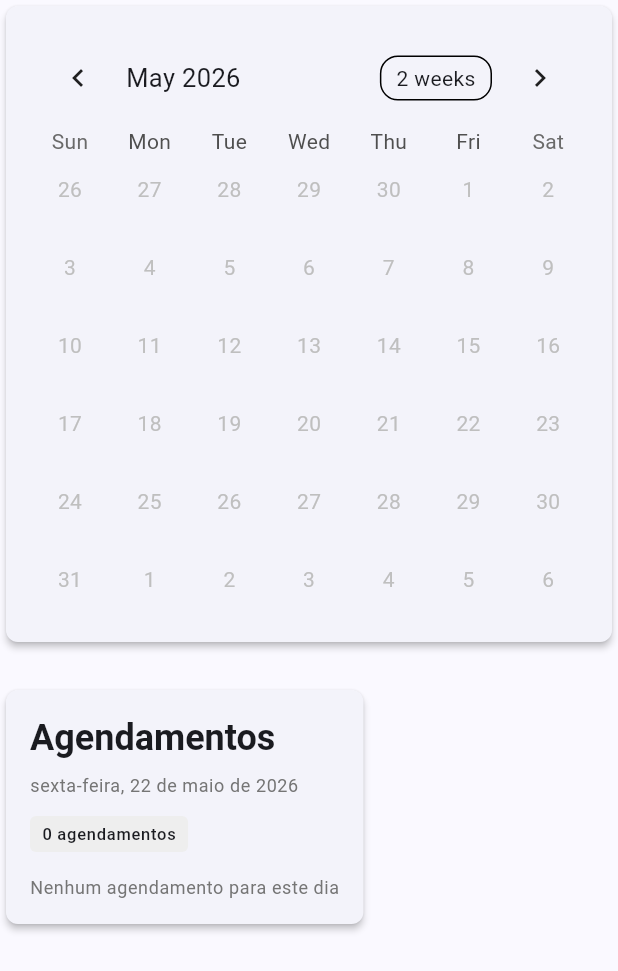
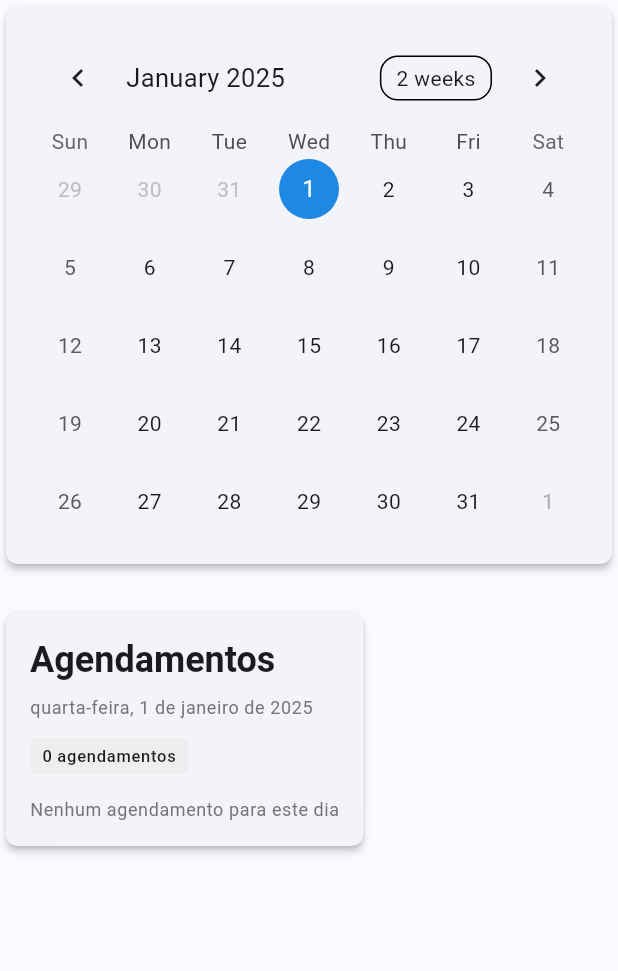
Before and after one commit to Markst0105/flutter_petshop_dashboard, a Flutter app: the CalendarScreen widget shown alone on an empty page, opened directly, on a phone screen of 412 x 824 dp. Shown: the top 971 px of the screen. Run offline on Flutter 3.47's test engine with Material 3 defaults, Android fonts, the phone set to English and light mode, and no system bars; drawn by our look-alikes of table_calendar; network calls fail.

Commit message:
fix calendar screen

```diff
--- /dev/null
+++ b/devtools_options.yaml
@@ -0,0 +1,3 @@
+description: This file stores settings for Dart & Flutter DevTools.
+documentation: https://docs.flutter.dev/tools/devtools/extensions#configure-extension-enablement-states
+extensions:
--- a/lib/screens/calendar_screen.dart
+++ b/lib/screens/calendar_screen.dart
@@ -13,6 +13,7 @@ class _CalendarScreenState extends State<CalendarScreen> {
   late PageController _pageController;
   late DateTime _focusedDay;
   late DateTime _selectedDay;
+  CalendarFormat _calendarFormat = CalendarFormat.month;
 
   final appointmentDensity = {
     DateTime(2025, 10, 29): 4,
@@ -34,8 +35,11 @@ class _CalendarScreenState extends State<CalendarScreen> {
   @override
   void initState() {
     super.initState();
-    _focusedDay = DateTime.now();
-    _selectedDay = DateTime.now();
+    final now = DateTime.now();
+    final firstDay = DateTime(2025, 1, 1);
+    final lastDay = DateTime(2025, 12, 31);
+    _focusedDay = now.isAfter(firstDay) && now.isBefore(lastDay) ? now : firstDay;
+    _selectedDay = _focusedDay;
     _pageController = PageController();
   }
 
@@ -67,6 +71,7 @@ class _CalendarScreenState extends State<CalendarScreen> {
                 firstDay: DateTime(2025, 1, 1),
                 lastDay: DateTime(2025, 12, 31),
                 focusedDay: _focusedDay,
+                calendarFormat: _calendarFormat,
                 selectedDayPredicate: (day) {
                   return isSameDay(_selectedDay, day);
                 },
@@ -74,6 +79,11 @@ class _CalendarScreenState extends State<CalendarScreen> {
                   setState(() {
                     _selectedDay = selectedDay;
                     _focusedDay = focusedDay;
+                  });
+                },
+                onFormatChanged: (format) {
+                  setState(() {
+                    _calendarFormat = format;
                   });
                 },
                 onPageChanged: (focusedDay) {
```
